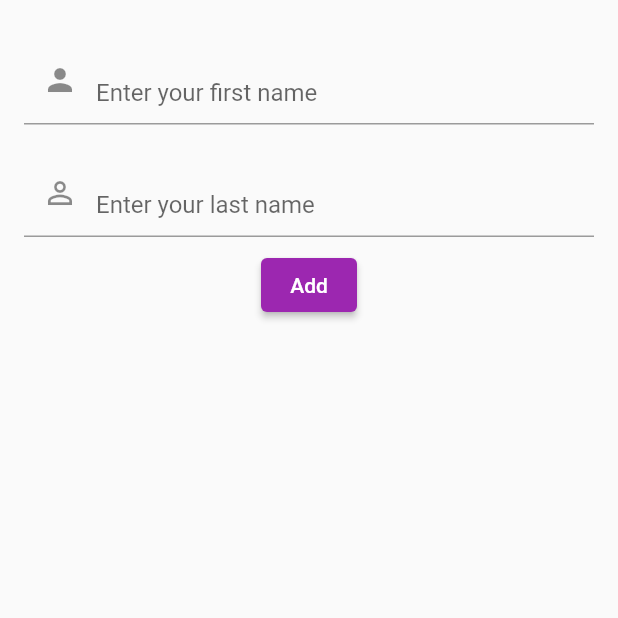
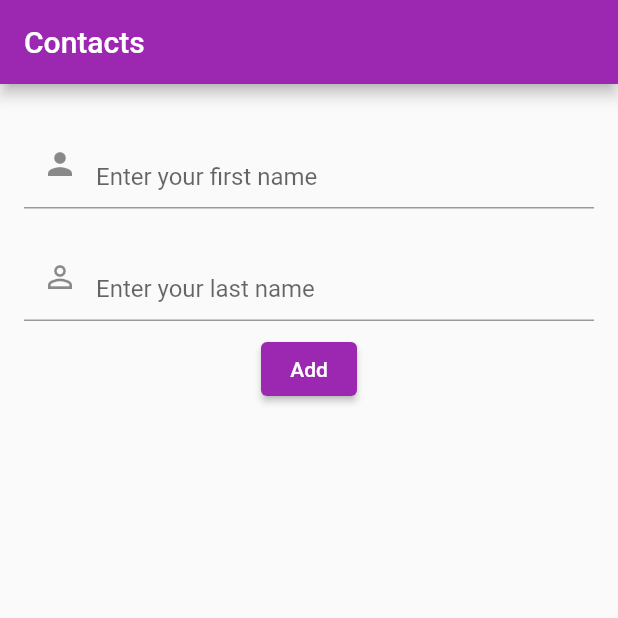
Before and after one commit to MakenRosa/dev-mobile, a Flutter app: the screen it shows after launch, on a phone screen of 412 x 824 dp, the top half of it. Run offline on Flutter 3.47's test engine with Material 2 defaults, Android fonts, the phone set to English and light mode, and no system bars.

Commit message:
feat: add an AppBar

```diff
--- a/flutter_application_2/lib/pages/home_page.dart
+++ b/flutter_application_2/lib/pages/home_page.dart
@@ -24,6 +24,9 @@
         primarySwatch: Colors.purple,
       ),
       home: Scaffold(
+        appBar: AppBar(
+          title: Text('Contacts'),
+        ),
         body: Padding(
           padding: const EdgeInsets.all(16.0),
           child: Form(
```
